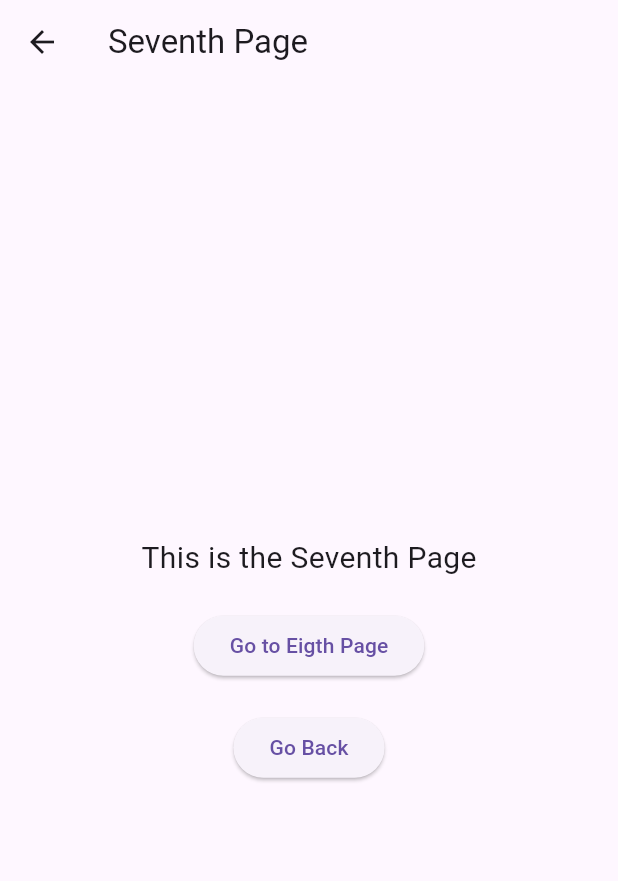
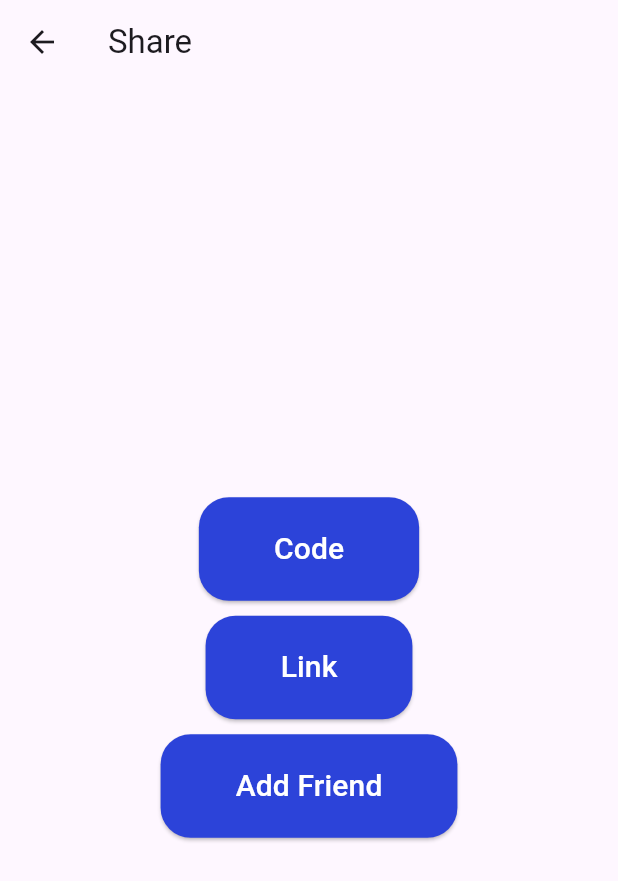
Before and after one commit to programmeruser517/C2L, a Flutter app: the SevenPage screen opened by its route, on a phone screen of 412 x 824 dp. Shown: the top 881 px of the screen. Run offline on Flutter 3.47's test engine with Material 3 defaults, Android fonts, the phone set to English and light mode, and no system bars.

Commit message:
page7_completed

```diff
--- a/connect2learn/lib/seven.dart
+++ b/connect2learn/lib/seven.dart
@@ -1,40 +1,80 @@
 import 'package:flutter/material.dart';
 import 'eight.dart';
-
+import 'nine.dart' ;
 class SevenPage extends StatelessWidget {
   @override
   Widget build(BuildContext context) {
     return Scaffold(
       appBar: AppBar(
-        title: Text('Seventh Page'),
+        title: Text('Share'),
       ),
       body: Center(
         child: Column(
           mainAxisAlignment: MainAxisAlignment.center,
           children: <Widget>[
-            Text(
-              'This is the Seventh Page',
-              style: TextStyle(fontSize: 20.0),
-            ),
-            SizedBox(height: 20.0),
+            SizedBox(height: 10.0),
             ElevatedButton(
               onPressed: () {
                 Navigator.push(
                   context,
-                  MaterialPageRoute(
-                      builder: (context) =>
-                          EightPage()), // Navigate to ThirdPage
+                  MaterialPageRoute(builder:(context)=>NinePage())
                 );
               },
-              child: Text('Go to Eigth Page'),
+              style: ElevatedButton.styleFrom(
+                backgroundColor: Color.fromARGB(255, 44, 67, 217), // background
+                foregroundColor: Colors.white, // foreground
+                padding: EdgeInsets.symmetric(horizontal: 50, vertical: 20),
+                shape: RoundedRectangleBorder(
+                  borderRadius: BorderRadius.circular(20.0),
+                ),
+              ),
+              child: Text(
+                'Code',
+                style: TextStyle(fontSize: 20),
             ),
-            SizedBox(height: 20.0),
+          ),
+
+            SizedBox(height: 10.0),
             ElevatedButton(
               onPressed: () {
-                Navigator.pop(context);
+                print('Link button clicked');
               },
-              child: Text('Go Back'),
+              style: ElevatedButton.styleFrom(
+                backgroundColor: Color.fromARGB(255, 44, 67, 217), // background
+                foregroundColor: Colors.white, // foreground
+                padding: EdgeInsets.symmetric(horizontal: 50, vertical: 20),
+                shape: RoundedRectangleBorder(
+                  borderRadius: BorderRadius.circular(20.0),
+                ),
+              ),
+              child: Text(
+                'Link',
+                style: TextStyle(fontSize: 20),
             ),
+          ),
+
+
+            SizedBox(height: 10.0),
+            ElevatedButton(
+              onPressed: () {
+                Navigator.push(
+                  context,
+                  MaterialPageRoute(builder:(context)=>EightPage())
+                );
+              },
+              style: ElevatedButton.styleFrom(
+                backgroundColor: Color.fromARGB(255, 44, 67, 217), // background
+                foregroundColor: Colors.white, // foreground
+                padding: EdgeInsets.symmetric(horizontal: 50, vertical: 20),
+                shape: RoundedRectangleBorder(
+                  borderRadius: BorderRadius.circular(20.0),
+                ),
+              ),
+              child: Text(
+                  'Add Friend',
+                  style: TextStyle(fontSize: 20),
+              ),
+          ),
           ],
         ),
       ),
```
Also changed, not shown: connect2learn/flutter_01.png (added).
